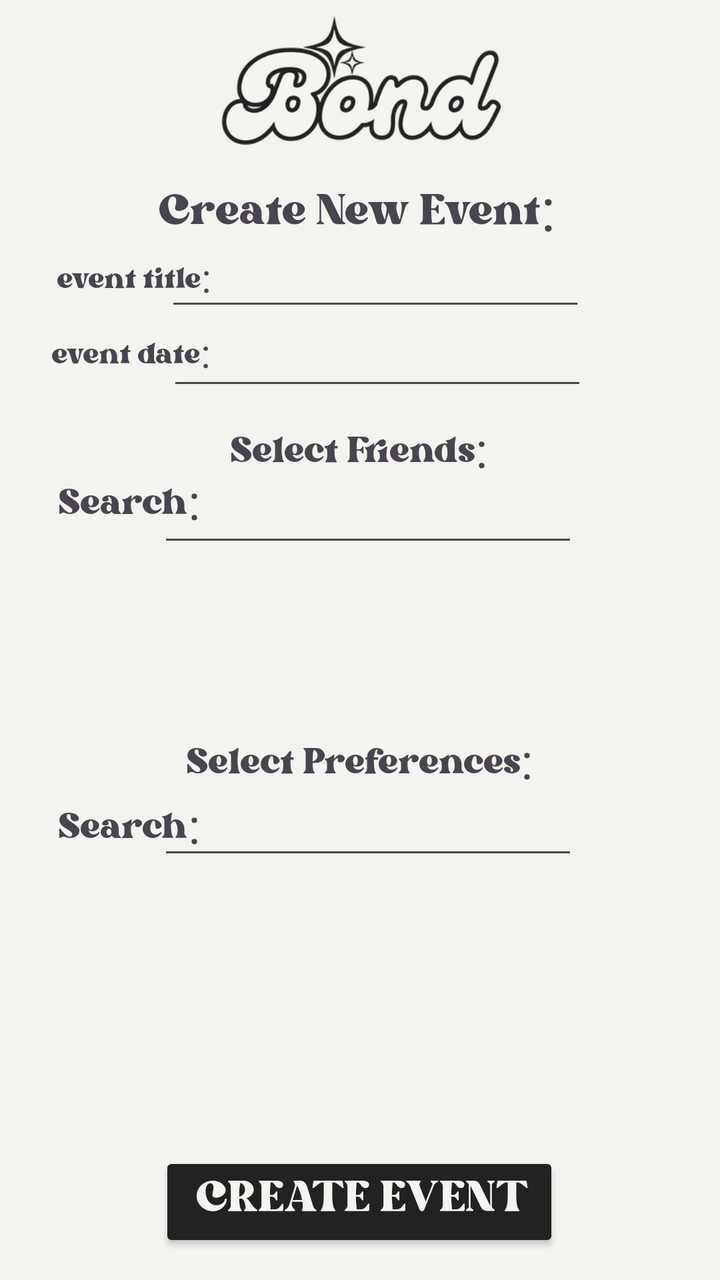
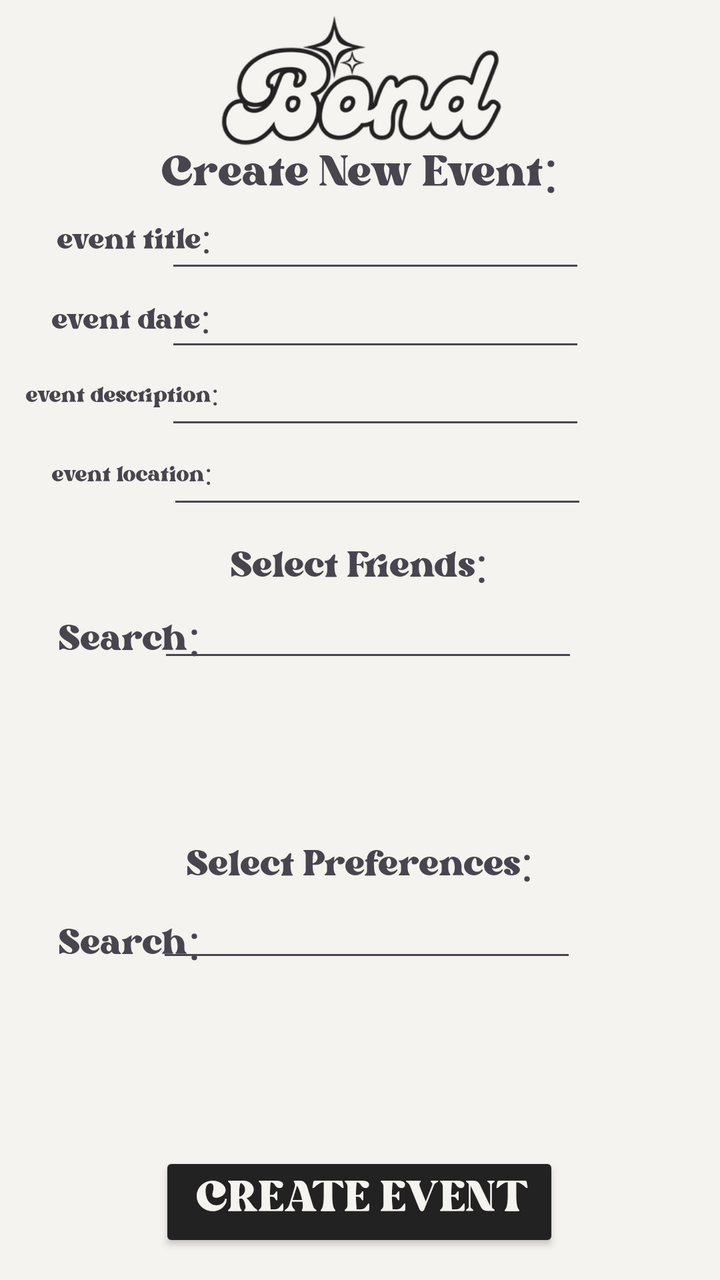

Screens rendered from an Android XML layout before and after an edit, with the pre-edit source and the edit as a unified diff.
<!-- AndroidManifest.xml: application theme Theme.Bond -->
<!-- res/layout/activity_create_event.xml -->
<?xml version="1.0" encoding="utf-8"?>
<androidx.constraintlayout.widget.ConstraintLayout xmlns:android="http://schemas.android.com/apk/res/android"
    xmlns:app="http://schemas.android.com/apk/res-auto"
    xmlns:tools="http://schemas.android.com/tools"
    android:id="@+id/create_event"
    android:background="#F5F3EF"
    android:layout_width="match_parent"
    android:layout_height="match_parent"
    tools:context=".UI.CreateEvent">

    <EditText
        android:id="@+id/event_title_edit_text"
        android:layout_width="wrap_content"
        android:layout_height="wrap_content"
        android:ems="10"
        android:inputType="text"
        app:layout_constraintBottom_toBottomOf="parent"
        app:layout_constraintEnd_toEndOf="parent"
        app:layout_constraintHorizontal_bias="0.552"
        app:layout_constraintStart_toStartOf="parent"
        app:layout_constraintTop_toTopOf="parent"
        app:layout_constraintVertical_bias="0.199" />

    <EditText
        android:id="@+id/event_date_edit_text"
        android:layout_width="wrap_content"
        android:layout_height="wrap_content"
        android:ems="10"
        android:inputType="text"
        app:layout_constraintBottom_toBottomOf="parent"
        app:layout_constraintEnd_toEndOf="parent"
        app:layout_constraintHorizontal_bias="0.557"
        app:layout_constraintStart_toStartOf="parent"
        app:layout_constraintTop_toTopOf="parent"
        app:layout_constraintVertical_bias="0.265" />

    <TextView
        android:id="@+id/event_title_text"
        android:layout_width="wrap_content"
        android:layout_height="wrap_content"
        android:fontFamily="@font/bright_demo"
        android:text="event title:"
        android:textSize="20sp"
        app:layout_constraintBottom_toBottomOf="parent"
        app:layout_constraintEnd_toEndOf="parent"
        app:layout_constraintHorizontal_bias="0.101"
        app:layout_constraintStart_toStartOf="parent"
        app:layout_constraintTop_toTopOf="parent"
        app:layout_constraintVertical_bias="0.207" />

    <TextView
        android:id="@+id/event_date_text"
        android:layout_width="wrap_content"
        android:layout_height="wrap_content"
        android:fontFamily="@font/bright_demo"
        android:text="event date:"
        android:textSize="20sp"
        app:layout_constraintBottom_toBottomOf="parent"
        app:layout_constraintEnd_toEndOf="parent"
        app:layout_constraintHorizontal_bias="0.093"
        app:layout_constraintStart_toStartOf="parent"
        app:layout_constraintTop_toTopOf="parent"
        app:layout_constraintVertical_bias="0.268" />

    <androidx.recyclerview.widget.RecyclerView
        android:id="@+id/event_select_friends_recycler"
        android:layout_width="324dp"
        android:layout_height="97dp"
        android:backgroundTint="#222222"
        android:fontFamily="@font/bright_demo"
        android:textColor="#F5F3EF"
        app:layout_constraintBottom_toBottomOf="parent"
        app:layout_constraintEnd_toEndOf="parent"
        app:layout_constraintHorizontal_bias="0.388"
        app:layout_constraintStart_toStartOf="parent"
        app:layout_constraintTop_toTopOf="parent"
        app:layout_constraintVertical_bias="0.499" />

    <androidx.recyclerview.widget.RecyclerView
        android:id="@+id/event_select_preferences_recycler"
        android:layout_width="320dp"
        android:layout_height="101dp"
        android:backgroundTint="#222222"
        android:fontFamily="@font/bright_demo"
        android:textColor="#F5F3EF"
        app:layout_constraintBottom_toBottomOf="parent"
        app:layout_constraintEnd_toEndOf="parent"
        app:layout_constraintHorizontal_bias="0.384"
        app:layout_constraintStart_toStartOf="parent"
        app:layout_constraintTop_toTopOf="parent"
        app:layout_constraintVertical_bias="0.787" />

    <EditText
        android:id="@+id/event_search_friends_edit_text"
        android:layout_width="wrap_content"
        android:layout_height="wrap_content"
        android:ems="10"
        android:inputType="text"
        app:layout_constraintBottom_toBottomOf="parent"
        app:layout_constraintEnd_toEndOf="parent"
        app:layout_constraintHorizontal_bias="0.527"
        app:layout_constraintStart_toStartOf="parent"
        app:layout_constraintTop_toTopOf="parent"
        app:layout_constraintVertical_bias="0.396" />

    <EditText
        android:id="@+id/event_search_preferences_edit_text"
        android:layout_width="wrap_content"
        android:layout_height="wrap_content"
        android:ems="10"
        android:inputType="text"
        app:layout_constraintBottom_toBottomOf="parent"
        app:layout_constraintEnd_toEndOf="parent"
        app:layout_constraintHorizontal_bias="0.527"
        app:layout_constraintStart_toStartOf="parent"
        app:layout_constraintTop_toTopOf="parent"
        app:layout_constraintVertical_bias="0.657" />

    <TextView
        android:id="@+id/event_search_friends_text"
        android:layout_width="wrap_content"
        android:layout_height="wrap_content"
        android:fontFamily="@font/bright_demo"
        android:text="Search:"
        android:textSize="25sp"
        app:layout_constraintBottom_toBottomOf="parent"
        app:layout_constraintEnd_toEndOf="parent"
        app:layout_constraintHorizontal_bias="0.102"
        app:layout_constraintStart_toStartOf="parent"
        app:layout_constraintTop_toTopOf="parent"
        app:layout_constraintVertical_bias="0.388" />

    <TextView
        android:id="@+id/event_search_preferences_text"
        android:layout_width="wrap_content"
        android:layout_height="wrap_content"
        android:fontFamily="@font/bright_demo"
        android:text="Search:"
        android:textSize="25sp"
        app:layout_constraintBottom_toBottomOf="parent"
        app:layout_constraintEnd_toEndOf="parent"
        app:layout_constraintHorizontal_bias="0.102"
        app:layout_constraintStart_toStartOf="parent"
        app:layout_constraintTop_toTopOf="parent"
        app:layout_constraintVertical_bias="0.653" />

    <Button
        android:id="@+id/event_create_event_button"
        android:layout_width="200dp"
        android:layout_height="50dp"
        android:backgroundTint="#222222"
        android:fontFamily="@font/bright_demo"
        android:text="Create Event"
        android:textColor="#F5F3EF"
        android:textSize="30sp"
        app:layout_constraintBottom_toBottomOf="parent"
        app:layout_constraintEnd_toEndOf="parent"
        app:layout_constraintHorizontal_bias="0.497"
        app:layout_constraintStart_toStartOf="parent"
        app:layout_constraintTop_toTopOf="parent"
        app:layout_constraintVertical_bias="0.976" />

    <TextView
        android:id="@+id/create_new_event_text"
        android:layout_width="wrap_content"
        android:layout_height="wrap_content"
        android:fontFamily="@font/bright_demo"
        android:text="Create New Event:"
        android:textSize="30sp"
        app:layout_constraintBottom_toBottomOf="parent"
        app:layout_constraintEnd_toEndOf="parent"
        app:layout_constraintHorizontal_bias="0.493"
        app:layout_constraintStart_toStartOf="parent"
        app:layout_constraintTop_toTopOf="parent"
        app:layout_constraintVertical_bias="0.145" />

    <TextView
        android:id="@+id/event_select_friends_text"
        android:layout_width="wrap_content"
        android:layout_height="wrap_content"
        android:fontFamily="@font/bright_demo"
        android:text="Select Friends:"
        android:textSize="25sp"
        app:layout_constraintBottom_toBottomOf="parent"
        app:layout_constraintEnd_toEndOf="parent"
        app:layout_constraintHorizontal_bias="0.498"
        app:layout_constraintStart_toStartOf="parent"
        app:layout_constraintTop_toTopOf="parent"
        app:layout_constraintVertical_bias="0.345" />

    <TextView
        android:id="@+id/event_select_preferences_text"
        android:layout_width="wrap_content"
        android:layout_height="wrap_content"
        android:fontFamily="@font/bright_demo"
        android:text="Select Preferences:"
        android:textSize="25sp"
        app:layout_constraintBottom_toBottomOf="parent"
        app:layout_constraintEnd_toEndOf="parent"
        app:layout_constraintStart_toStartOf="parent"
        app:layout_constraintTop_toTopOf="parent"
        app:layout_constraintVertical_bias="0.6" />

    <ImageView
        android:id="@+id/create_event_logo"
        android:layout_width="295dp"
        android:layout_height="115dp"
        app:layout_constraintBottom_toBottomOf="parent"
        app:layout_constraintEnd_toEndOf="parent"
        app:layout_constraintStart_toStartOf="parent"
        app:layout_constraintTop_toTopOf="parent"
        app:layout_constraintVertical_bias="0.0"
        app:srcCompat="@drawable/bond_v2_transparent" />
</androidx.constraintlayout.widget.ConstraintLayout>
<!-- resources referenced by this layout -->
<resources>
  <!-- drawable bond_v2_transparent: png bitmap (drawable, 31884 bytes) -->
  <style name="Theme.Bond" parent="Base.Theme.Bond" />
  <style name="Base.Theme.Bond" parent="Theme.Material3.DayNight.NoActionBar">
          
          
      </style>
</resources>

<!-- the commit's change to res/layout/activity_create_event.xml (unified diff, before → after) -->
@@ -8,6 +8,47 @@
     android:layout_height="match_parent"
     tools:context=".UI.CreateEvent">
 
+    <TextView
+        android:id="@+id/event_date_text"
+        android:layout_width="wrap_content"
+        android:layout_height="wrap_content"
+        android:fontFamily="@font/bright_demo"
+        android:text="event date:"
+        android:textSize="20sp"
+        app:layout_constraintBottom_toBottomOf="parent"
+        app:layout_constraintEnd_toEndOf="parent"
+        app:layout_constraintHorizontal_bias="0.093"
+        app:layout_constraintStart_toStartOf="parent"
+        app:layout_constraintTop_toTopOf="parent"
+        app:layout_constraintVertical_bias="0.24" />
+
+    <EditText
+        android:id="@+id/event_date_edit_text"
+        android:layout_width="wrap_content"
+        android:layout_height="wrap_content"
+        android:ems="10"
+        android:inputType="text"
+        app:layout_constraintBottom_toBottomOf="parent"
+        app:layout_constraintEnd_toEndOf="parent"
+        app:layout_constraintHorizontal_bias="0.552"
+        app:layout_constraintStart_toStartOf="parent"
+        app:layout_constraintTop_toTopOf="parent"
+        app:layout_constraintVertical_bias="0.233" />
+
+    <TextView
+        android:id="@+id/event_location_text"
+        android:layout_width="wrap_content"
+        android:layout_height="wrap_content"
+        android:fontFamily="@font/bright_demo"
+        android:text="event location:"
+        android:textSize="15sp"
+        app:layout_constraintBottom_toBottomOf="parent"
+        app:layout_constraintEnd_toEndOf="parent"
+        app:layout_constraintHorizontal_bias="0.093"
+        app:layout_constraintStart_toStartOf="parent"
+        app:layout_constraintTop_toTopOf="parent"
+        app:layout_constraintVertical_bias="0.367" />
+
     <EditText
         android:id="@+id/event_title_edit_text"
         android:layout_width="wrap_content"
@@ -19,10 +60,10 @@
         app:layout_constraintHorizontal_bias="0.552"
         app:layout_constraintStart_toStartOf="parent"
         app:layout_constraintTop_toTopOf="parent"
-        app:layout_constraintVertical_bias="0.199" />
-
-    <EditText
-        android:id="@+id/event_date_edit_text"
+        app:layout_constraintVertical_bias="0.167" />
+
+    <EditText
+        android:id="@+id/event_location_edit_text"
         android:layout_width="wrap_content"
         android:layout_height="wrap_content"
         android:ems="10"
@@ -32,7 +73,20 @@
         app:layout_constraintHorizontal_bias="0.557"
         app:layout_constraintStart_toStartOf="parent"
         app:layout_constraintTop_toTopOf="parent"
-        app:layout_constraintVertical_bias="0.265" />
+        app:layout_constraintVertical_bias="0.364" />
+
+    <EditText
+        android:id="@+id/event_description_edit_text"
+        android:layout_width="wrap_content"
+        android:layout_height="wrap_content"
+        android:ems="10"
+        android:inputType="text"
+        app:layout_constraintBottom_toBottomOf="parent"
+        app:layout_constraintEnd_toEndOf="parent"
+        app:layout_constraintHorizontal_bias="0.552"
+        app:layout_constraintStart_toStartOf="parent"
+        app:layout_constraintTop_toTopOf="parent"
+        app:layout_constraintVertical_bias="0.298" />
 
     <TextView
         android:id="@+id/event_title_text"
@@ -46,21 +100,21 @@
         app:layout_constraintHorizontal_bias="0.101"
         app:layout_constraintStart_toStartOf="parent"
         app:layout_constraintTop_toTopOf="parent"
-        app:layout_constraintVertical_bias="0.207" />
-
-    <TextView
-        android:id="@+id/event_date_text"
-        android:layout_width="wrap_content"
-        android:layout_height="wrap_content"
-        android:fontFamily="@font/bright_demo"
-        android:text="event date:"
-        android:textSize="20sp"
-        app:layout_constraintBottom_toBottomOf="parent"
-        app:layout_constraintEnd_toEndOf="parent"
-        app:layout_constraintHorizontal_bias="0.093"
-        app:layout_constraintStart_toStartOf="parent"
-        app:layout_constraintTop_toTopOf="parent"
-        app:layout_constraintVertical_bias="0.268" />
+        app:layout_constraintVertical_bias="0.175" />
+
+    <TextView
+        android:id="@+id/event_description_text"
+        android:layout_width="102dp"
+        android:layout_height="19dp"
+        android:fontFamily="@font/bright_demo"
+        android:text="event description:"
+        android:textSize="15sp"
+        app:layout_constraintBottom_toBottomOf="parent"
+        app:layout_constraintEnd_toEndOf="parent"
+        app:layout_constraintHorizontal_bias="0.051"
+        app:layout_constraintStart_toStartOf="parent"
+        app:layout_constraintTop_toTopOf="parent"
+        app:layout_constraintVertical_bias="0.304" />
 
     <androidx.recyclerview.widget.RecyclerView
         android:id="@+id/event_select_friends_recycler"
@@ -71,10 +125,10 @@
         android:textColor="#F5F3EF"
         app:layout_constraintBottom_toBottomOf="parent"
         app:layout_constraintEnd_toEndOf="parent"
-        app:layout_constraintHorizontal_bias="0.388"
-        app:layout_constraintStart_toStartOf="parent"
-        app:layout_constraintTop_toTopOf="parent"
-        app:layout_constraintVertical_bias="0.499" />
+        app:layout_constraintHorizontal_bias="0.402"
+        app:layout_constraintStart_toStartOf="parent"
+        app:layout_constraintTop_toTopOf="parent"
+        app:layout_constraintVertical_bias="0.604" />
 
     <androidx.recyclerview.widget.RecyclerView
         android:id="@+id/event_select_preferences_recycler"
@@ -88,7 +142,7 @@
         app:layout_constraintHorizontal_bias="0.384"
         app:layout_constraintStart_toStartOf="parent"
         app:layout_constraintTop_toTopOf="parent"
-        app:layout_constraintVertical_bias="0.787" />
+        app:layout_constraintVertical_bias="0.88" />
 
     <EditText
         android:id="@+id/event_search_friends_edit_text"
@@ -101,7 +155,7 @@
         app:layout_constraintHorizontal_bias="0.527"
         app:layout_constraintStart_toStartOf="parent"
         app:layout_constraintTop_toTopOf="parent"
-        app:layout_constraintVertical_bias="0.396" />
+        app:layout_constraintVertical_bias="0.492" />
 
     <EditText
         android:id="@+id/event_search_preferences_edit_text"
@@ -111,10 +165,10 @@
         android:inputType="text"
         app:layout_constraintBottom_toBottomOf="parent"
         app:layout_constraintEnd_toEndOf="parent"
-        app:layout_constraintHorizontal_bias="0.527"
-        app:layout_constraintStart_toStartOf="parent"
-        app:layout_constraintTop_toTopOf="parent"
-        app:layout_constraintVertical_bias="0.657" />
+        app:layout_constraintHorizontal_bias="0.522"
+        app:layout_constraintStart_toStartOf="parent"
+        app:layout_constraintTop_toTopOf="parent"
+        app:layout_constraintVertical_bias="0.743" />
 
     <TextView
         android:id="@+id/event_search_friends_text"
@@ -128,7 +182,7 @@
         app:layout_constraintHorizontal_bias="0.102"
         app:layout_constraintStart_toStartOf="parent"
         app:layout_constraintTop_toTopOf="parent"
-        app:layout_constraintVertical_bias="0.388" />
+        app:layout_constraintVertical_bias="0.499" />
 
     <TextView
         android:id="@+id/event_search_preferences_text"
@@ -142,7 +196,7 @@
         app:layout_constraintHorizontal_bias="0.102"
         app:layout_constraintStart_toStartOf="parent"
         app:layout_constraintTop_toTopOf="parent"
-        app:layout_constraintVertical_bias="0.653" />
+        app:layout_constraintVertical_bias="0.748" />
 
     <Button
         android:id="@+id/event_create_event_button"
@@ -169,10 +223,9 @@
         android:textSize="30sp"
         app:layout_constraintBottom_toBottomOf="parent"
         app:layout_constraintEnd_toEndOf="parent"
-        app:layout_constraintHorizontal_bias="0.493"
-        app:layout_constraintStart_toStartOf="parent"
-        app:layout_constraintTop_toTopOf="parent"
-        app:layout_constraintVertical_bias="0.145" />
+        app:layout_constraintStart_toStartOf="parent"
+        app:layout_constraintTop_toTopOf="parent"
+        app:layout_constraintVertical_bias="0.113" />
 
     <TextView
         android:id="@+id/event_select_friends_text"
@@ -186,7 +239,7 @@
         app:layout_constraintHorizontal_bias="0.498"
         app:layout_constraintStart_toStartOf="parent"
         app:layout_constraintTop_toTopOf="parent"
-        app:layout_constraintVertical_bias="0.345" />
+        app:layout_constraintVertical_bias="0.439" />
 
     <TextView
         android:id="@+id/event_select_preferences_text"
@@ -199,7 +252,7 @@
         app:layout_constraintEnd_toEndOf="parent"
         app:layout_constraintStart_toStartOf="parent"
         app:layout_constraintTop_toTopOf="parent"
-        app:layout_constraintVertical_bias="0.6" />
+        app:layout_constraintVertical_bias="0.684" />
 
     <ImageView
         android:id="@+id/create_event_logo"
